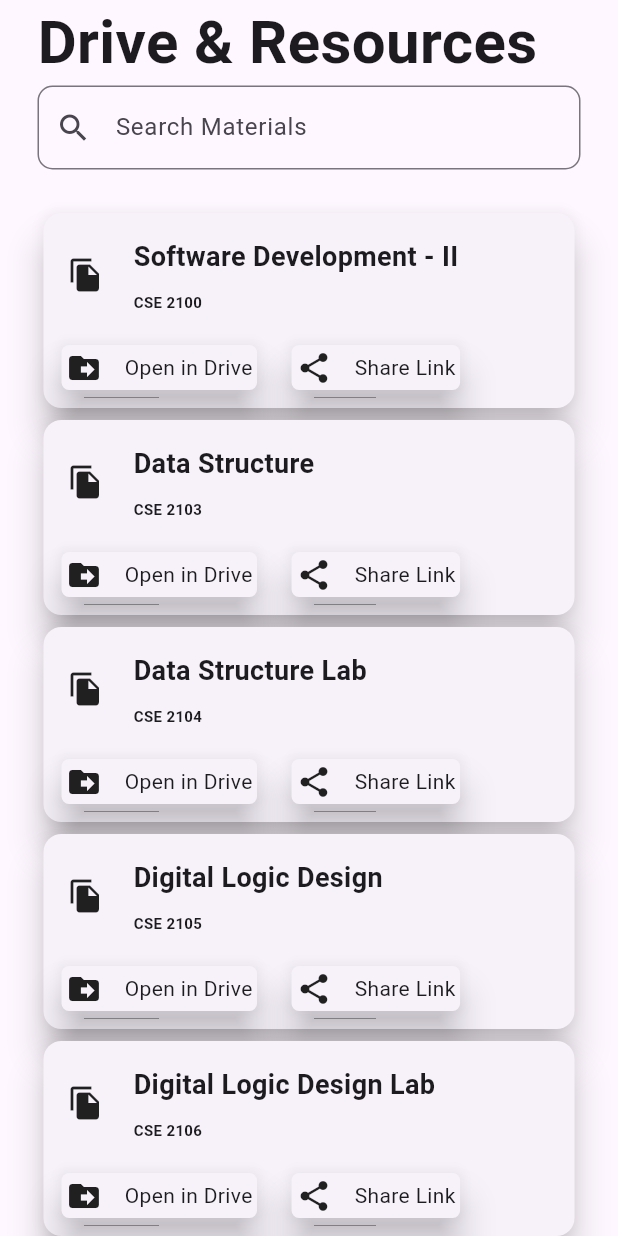
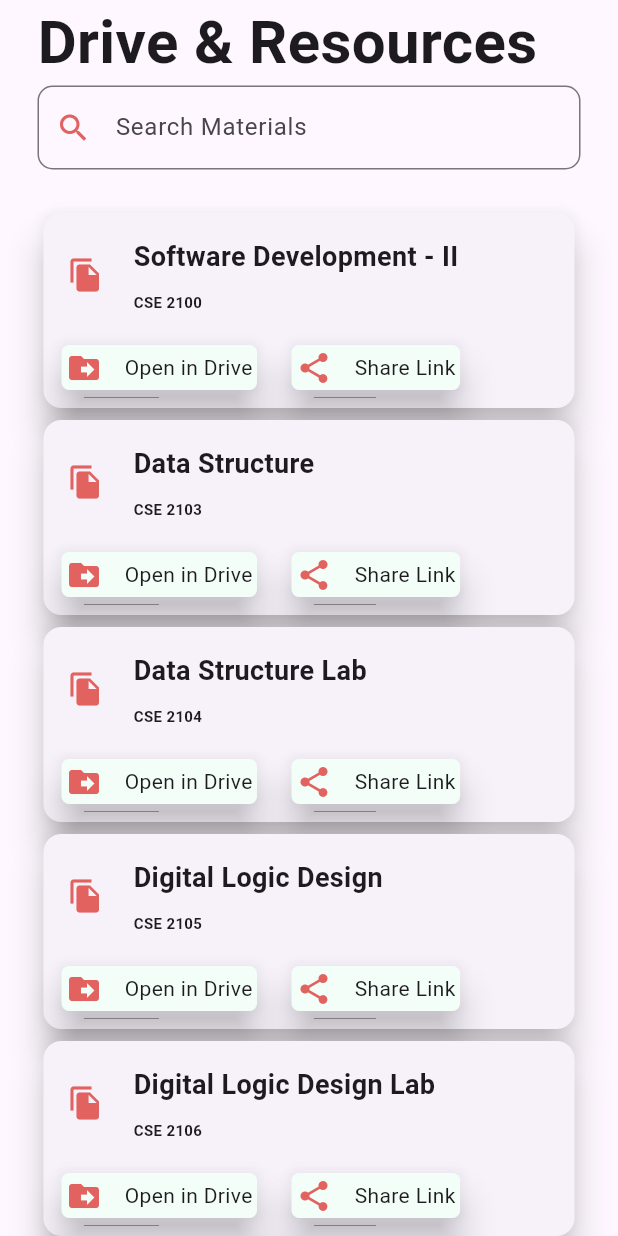
Before and after one commit to adityasaha03/AUSTmate, a Flutter app: the LibraryPage screen opened directly, on a phone screen of 412 x 824 dp. Run offline on Flutter 3.47's test engine with Material 3 defaults, Android fonts, the phone set to English and light mode, and no system bars.

Commit message:
Some UI Changes (Colors)
Some UI Changes (Colors)

```diff
--- a/austmate/lib/pages/library_page.dart
+++ b/austmate/lib/pages/library_page.dart
@@ -15,6 +15,7 @@ class _LibraryPageState extends State<LibraryPage> {
         padding: const EdgeInsets.symmetric(horizontal: 25),
         child: Card(
           elevation: 10,
+          //color: Color(0xFFE1625F),
           child: Padding(
             padding: const EdgeInsets.all(8.0),
             child: Column(
@@ -23,7 +24,7 @@ class _LibraryPageState extends State<LibraryPage> {
                   padding: const EdgeInsets.all(8.0),
                   child: Row(
                     children: [
-                      Icon(Icons.file_copy),
+                      Icon(Icons.file_copy, color: Color(0xFFE1625F)),
                       SizedBox(width: 20),
                       Expanded(
                         child: Column(
@@ -34,6 +35,7 @@ class _LibraryPageState extends State<LibraryPage> {
                               style: TextStyle(
                                 fontSize: 18,
                                 fontWeight: FontWeight.bold,
+                                //color: Colors.white,
                               ),
                             ),
                             SizedBox(height: 10),
@@ -42,6 +44,7 @@ class _LibraryPageState extends State<LibraryPage> {
                               style: TextStyle(
                                 fontSize: 10,
                                 fontWeight: FontWeight.bold,
+                                //color: Colors.white,
                               ),
                             ),
                           ],
@@ -55,6 +58,8 @@ class _LibraryPageState extends State<LibraryPage> {
                   children: [
                     Card(
                       elevation: 10,
+                      color: Color(0xFFF2FEF7),
+                      //color: Color(0xFFFF8A80),
                       shape: RoundedRectangleBorder(
                         borderRadius: BorderRadius.circular(5),
                       ),
@@ -62,7 +67,10 @@ class _LibraryPageState extends State<LibraryPage> {
                         padding: const EdgeInsets.all(3.0),
                         child: Row(
                           children: [
-                            Icon(Icons.drive_file_move),
+                            Icon(
+                              Icons.drive_file_move,
+                              color: Color(0xFFE1625F),
+                            ),
                             SizedBox(width: 15),
                             Text("Open in Drive"),
                           ],
@@ -72,6 +80,8 @@ class _LibraryPageState extends State<LibraryPage> {
                     SizedBox(width: 15),
                     Card(
                       elevation: 10,
+                      color: Color(0xFFF2FEF7),
+                      //color: Color(0xFFFF8A80),
                       shape: RoundedRectangleBorder(
                         borderRadius: BorderRadius.circular(5),
                       ),
@@ -79,7 +89,7 @@ class _LibraryPageState extends State<LibraryPage> {
                         padding: const EdgeInsets.all(3.0),
                         child: Row(
                           children: [
-                            Icon(Icons.share),
+                            Icon(Icons.share, color: Color(0xFFE1625F)),
                             SizedBox(width: 15),
                             Text("Share Link"),
                           ],
@@ -114,7 +124,7 @@ class _LibraryPageState extends State<LibraryPage> {
               child: TextField(
                 decoration: InputDecoration(
                   hintText: "Search Materials",
-                  prefixIcon: Icon(Icons.search),
+                  prefixIcon: Icon(Icons.search, color: Color(0xFFE1625F)),
                   border: OutlineInputBorder(
                     borderRadius: BorderRadius.circular(10),
                   ),
--- a/austmate/lib/pages/profile_page.dart
+++ b/austmate/lib/pages/profile_page.dart
@@ -42,8 +42,8 @@ class _ProfilePageState extends State<ProfilePage> {
                   children: [
                     CircleAvatar(
                       radius: 45,
-                      backgroundColor: Colors.grey,
-                      foregroundColor: Colors.black87,
+                      backgroundColor: Color.fromARGB(255, 233, 195, 184),
+                      foregroundColor: Color(0xFFE1625F),
                       child: Icon(Icons.person, size: 40),
                     ),
                     SizedBox(height: 15),
```
